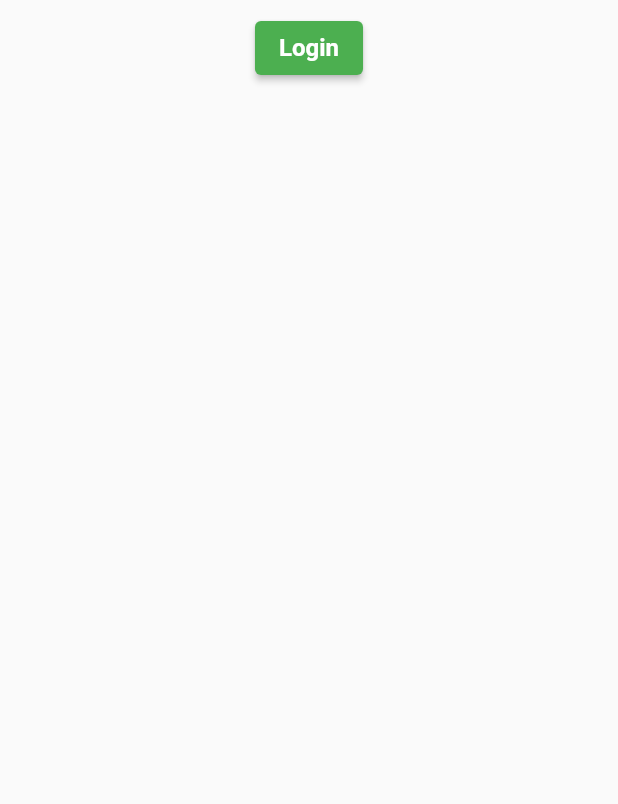
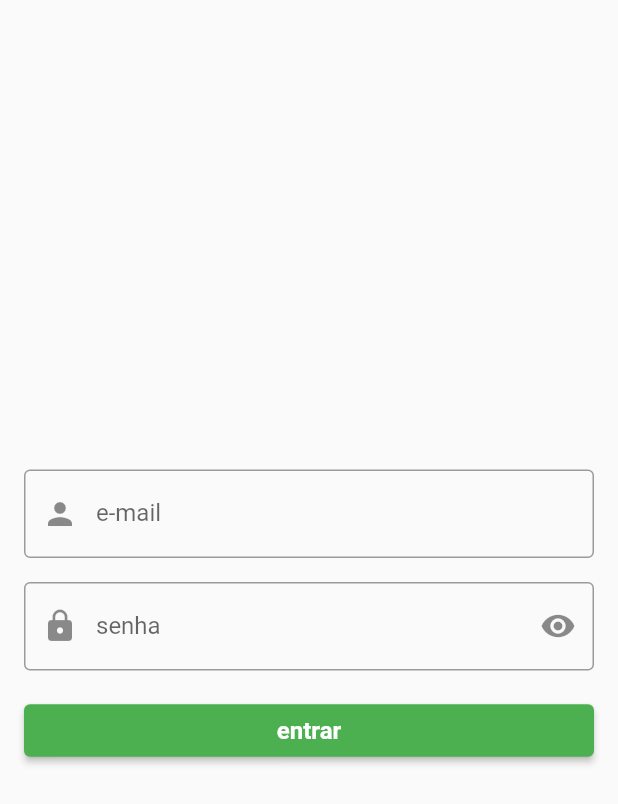
Before and after one commit to giovaneneves7/EcoColeta__MobileApp__, a Flutter app: the screen it shows after launch, on a phone screen of 412 x 824 dp. Shown: the top 804 px of the screen. Run offline on Flutter 3.47's test engine with Material 2 defaults, Android fonts, the light colour scheme and no system bars.

Commit message:
Cria base da página de login Criada página básica de login, que será aprimorada futuramente. 	Elementos da página base: 		- Campo de Texto para e-mail, 		- Campo de Text para senha, 		- Botão 'login'.

```diff
--- a/lib/pages/login_page.dart
+++ b/lib/pages/login_page.dart
@@ -1,28 +1,60 @@
 import "package:flutter/material.dart";
 
 class Login extends StatelessWidget {
+
   const Login({super.key});
+
   @override
   Widget build(BuildContext context) {
     return SafeArea(
       child: Scaffold(
-
         body: Center(
           child: Padding(
             padding: const EdgeInsets.all(8.0),
             child: Column(
+              mainAxisSize: MainAxisSize.min,
               children: [
-                ElevatedButton(
+                const Padding(
+                  padding: EdgeInsets.all(8.0),
+                  child: TextField(
+                    decoration: InputDecoration(
+                      border: OutlineInputBorder(),
+                      labelText: "e-mail",
+                      hintText: "insira um endereço de e-mail válido como example@gmail.com",
+                      prefixIcon: Icon(Icons.person),
+                    ),
+                  ),
+                ),
+                const Padding(
+                  padding: EdgeInsets.all(8.0),
+                  child: TextField(
+                    obscureText: true,
+                    decoration: InputDecoration(
+                      border: OutlineInputBorder(),
+                      labelText: "senha",
+                      prefixIcon: Icon(Icons.lock),
+                      suffixIcon: Icon(Icons.remove_red_eye_sharp),
+                    ),
+                  ),
+                ),
+                Padding(
+                  padding: const EdgeInsets.all(8.0),
+                  child: ElevatedButton(
                     onPressed: () {},
                     style: ElevatedButton.styleFrom(
                       backgroundColor: Colors.green,
+                      minimumSize: const Size(double.infinity, 0),
                     ),
-                  child: const Text(
-                    "Login",
+                    child: const Padding(
+                      padding: EdgeInsets.symmetric(vertical: 8.0),
+                      child: Text(
+                        "entrar",
                         style: TextStyle(
                           color: Colors.white,
                           fontSize: 16,
                           fontWeight: FontWeight.w600,
+                        ),
+                      ),
                     ),
                   ),
                 )
```
Lines whose indentation alone changed are shown as unchanged.
